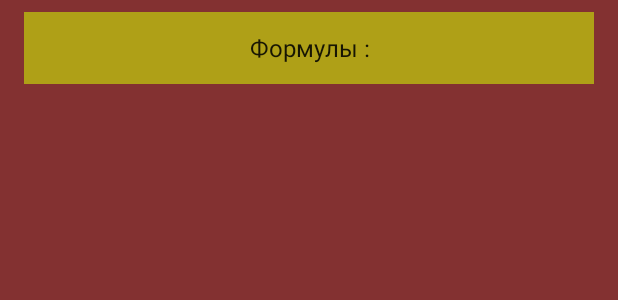
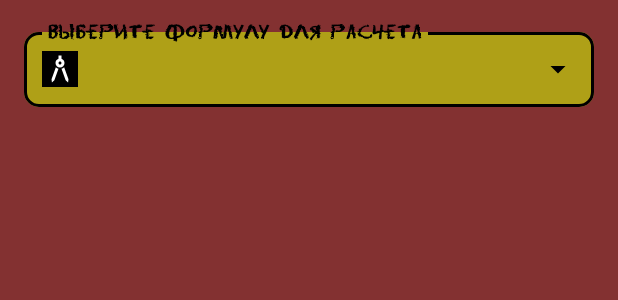
Before and after one commit to azimuton/NewSewingWorkshop, an Android app: the layout activity_formuls.xml on its own in the app's theme, with its tools: preview values and no code run, on a phone screen of 412 x 824 dp. Shown: the top 300 px of the screen. Run offline under Robolectric (Android 15) with nearby library versions, the phone set to English and light mode, and no system bars.

Commit message:
added text input layout in formuls activity

```diff
--- a/app/src/main/java/com/example/newsewingworkshop/FormulsActivity.kt
+++ b/app/src/main/java/com/example/newsewingworkshop/FormulsActivity.kt
@@ -6,6 +6,7 @@ import android.view.View
 import android.view.animation.Animation
 import android.view.animation.AnimationUtils
 import android.widget.AdapterView
+import android.widget.ArrayAdapter
 import androidx.appcompat.app.AppCompatActivity
 import com.example.newsewingworkshop.fragments.formuls.*
 import kotlinx.android.synthetic.main.activity_formuls.*
@@ -17,10 +18,93 @@ class MainActivity2 : AppCompatActivity() {
         setContentView(R.layout.activity_formuls)
 
 
-        spinnerFormuls.onItemSelectedListener = object : AdapterView.OnItemSelectedListener {
-            override fun onItemSelected(
+//        spinnerFormuls.onItemSelectedListener = object : AdapterView.OnItemSelectedListener {
+//            override fun onItemSelected(
+//                parent: AdapterView<*>?,
+//                view: View,
+//                position: Int,
+//                id: Long
+//            ) {
+//                when (position) {
+//                    0 ->{ supportFragmentManager
+//                        .beginTransaction()
+//                        .replace(R.id.flFormuls, EmptyFragment.newInstance("a", "aa"))
+//                        .commit()
+//                        animate()}
+//                    1 -> { supportFragmentManager
+//                        .beginTransaction()
+//                        .replace(R.id.flFormuls, SolnceFragment.newInstance("a", "aa"))
+//                        .commit()
+//                        animate()}
+//                    2 -> { supportFragmentManager
+//                        .beginTransaction()
+//                        .replace(R.id.flFormuls, KolokolFragment.newInstance("a", "aa"))
+//                        .commit()
+//                        animate()}
+//                    3 -> {supportFragmentManager
+//                        .beginTransaction()
+//                        .replace(R.id.flFormuls, KlinFragment.newInstance("a", "aa"))
+//                        .commit()
+//                        animate()}
+//                    4 -> {supportFragmentManager
+//                        .beginTransaction()
+//                        .replace(R.id.flFormuls, PoluSolnceFragment.newInstance("a", "aa"))
+//                        .commit()
+//                        animate()}
+//                    5 -> {supportFragmentManager
+//                        .beginTransaction()
+//                        .replace(R.id.flFormuls, Ubka3_4SolnceFragment.newInstance("a", "aa"))
+//                        .commit()
+//                        animate()}
+//                    6 -> {supportFragmentManager
+//                        .beginTransaction()
+//                        .replace(R.id.flFormuls, VitochkaFragment.newInstance("a", "aa"))
+//                        .commit()
+//                        animate()}
+//                    7 -> {supportFragmentManager
+//                        .beginTransaction()
+//                        .replace(R.id.flFormuls, RastvorFragment.newInstance("a", "aa"))
+//                        .commit()
+//                        animate()
+//                    }
+//                }
+//            }
+//            override fun onNothingSelected(parent: AdapterView<*>?) {
+//                // can leave this empty
+//            }
+//        }
+    }
+
+    override fun onBackPressed() {
+        super.onBackPressed()
+        val intent = Intent(this, MainActivity::class.java)
+        startActivity(intent)
+        overridePendingTransition(0, R.anim.open_activity)
+        finish()
+    }
+
+    fun animate(){
+        val sunRiseAnimation: Animation = AnimationUtils.loadAnimation(this, R.anim.alfaperehod)
+        flFormuls.startAnimation(sunRiseAnimation)
+    }
+    override fun onResume() {
+        super.onResume()
+        val formuls = resources.getStringArray(R.array.formuls)
+        val arrayAdapter = ArrayAdapter(this, R.layout.dropdown_item, formuls)
+        tietSpin.setAdapter(arrayAdapter)
+
+        tietSpin.onItemClickListener = object : AdapterView.OnItemSelectedListener,
+            AdapterView.OnItemClickListener {
+            override fun onItemSelected(parent: AdapterView<*>?, view: View, position: Int, id: Long) {
+
+            }
+            override fun onNothingSelected(parent: AdapterView<*>?) {
+                // can leave this empty
+            }
+
+            override fun onItemClick(
                 parent: AdapterView<*>?,
-                view: View,
+                view: View?,
                 position: Int,
                 id: Long
             ) {
@@ -68,52 +152,8 @@ class MainActivity2 : AppCompatActivity() {
                     }
                 }
             }
-            override fun onNothingSelected(parent: AdapterView<*>?) {
-                // can leave this empty
-            }
         }
     }
-
-    override fun onBackPressed() {
-        super.onBackPressed()
-        val intent = Intent(this, MainActivity::class.java)
-        startActivity(intent)
-        overridePendingTransition(0, R.anim.open_activity)
-        finish()
-    }
-
-    fun animate(){
-        val sunRiseAnimation: Animation = AnimationUtils.loadAnimation(this, R.anim.alfaperehod)
-        flFormuls.startAnimation(sunRiseAnimation)
-    }
-//    override fun onResume() {
-//        super.onResume()
-//        val formuls = resources.getStringArray(R.array.formuls)
-//        val arrayAdapter = ArrayAdapter(this, R.layout.dropdown_item, formuls)
-//        tietSpin.setAdapter(arrayAdapter)
-//
-//        tietSpin.onItemSelectedListener = object : AdapterView.OnItemSelectedListener{
-//            override fun onItemSelected(parent: AdapterView<*>?, view: View, position: Int, id: Long) {
-//                when (position) {
-//                    0 -> supportFragmentManager
-//                        .beginTransaction()
-//                        .replace(R.id.flFormuls, EmptyFragment.newInstance("a", "aa"))
-//                        .commit()
-//                    1 -> supportFragmentManager
-//                        .beginTransaction()
-//                        .replace(R.id.flFormuls, SolnceFragment.newInstance("a", "aa"))
-//                        .commit()
-//                    2 -> supportFragmentManager
-//                        .beginTransaction()
-//                        .replace(R.id.flFormuls, KolokolFragment.newInstance("a", "aa"))
-//                        .commit()
-//                }
-//            }
-//            override fun onNothingSelected(parent: AdapterView<*>?) {
-//                // can leave this empty
-//            }
-//        }
-//    }
 
 
 
--- a/app/src/main/res/layout/activity_formuls.xml
+++ b/app/src/main/res/layout/activity_formuls.xml
@@ -19,30 +19,45 @@
         app:layout_constraintBottom_toBottomOf="parent"
         app:layout_constraintEnd_toEndOf="parent"
         app:layout_constraintStart_toStartOf="parent"
-        app:layout_constraintTop_toBottomOf="@+id/spinnerFormuls">
+        app:layout_constraintTop_toBottomOf="@+id/textInputLayout">
 
     </FrameLayout>
 
-    <Spinner
-        android:id="@+id/spinnerFormuls"
-        style="@style/Widget.MaterialComponents.TextInputLayout.OutlinedBox"
+    <com.google.android.material.textfield.TextInputLayout
+        android:id="@+id/textInputLayout"
+        style="@style/Widget.MaterialComponents.TextInputLayout.OutlinedBox.ExposedDropdownMenu"
         android:layout_width="0dp"
-        android:layout_height="48dp"
-        android:layout_marginTop="8dp"
-        android:background="#AFA017"
-        android:clickable="true"
-        android:dropDownWidth="wrap_content"
-        android:dropDownSelector="@color/orange"
-        android:entries="@array/formuls"
-        android:fontFamily="@font/dserasercyr1"
-        android:minHeight="48dp"
-        android:spinnerMode="dropdown"
-        android:textAlignment="center"
-        android:textColor="@color/white"
-        android:textSize="20sp"
+        android:layout_height="55dp"
+        android:layout_marginTop="16dp"
+        app:boxBackgroundColor="@color/orange"
+        app:boxBackgroundMode="outline"
+        app:boxCornerRadiusBottomEnd="10dp"
+        app:boxCornerRadiusBottomStart="10dp"
+        app:boxCornerRadiusTopEnd="10dp"
+        app:boxCornerRadiusTopStart="10dp"
+        app:boxStrokeColor="@color/black"
+        app:boxStrokeWidth="2dp"
+        app:counterTextColor="@color/black"
+        app:endIconTint="@color/black"
+        app:hintTextColor="@color/black"
         app:layout_constraintEnd_toEndOf="@+id/flFormuls"
         app:layout_constraintStart_toStartOf="@+id/flFormuls"
         app:layout_constraintTop_toTopOf="parent"
-        tools:ignore="SpeakableTextPresentCheck" />
+        app:startIconDrawable="@drawable/ic_formuls"
+        app:startIconTint="@color/black"
+        app:startIconTintMode="screen">
+
+        <AutoCompleteTextView
+            android:id="@+id/tietSpin"
+            android:layout_width="match_parent"
+            android:layout_height="match_parent"
+            android:fontFamily="@font/dserasercyr1"
+            android:hint="Выберите формулу для расчета"
+            android:inputType="none"
+            android:textColor="@color/black"
+            android:textSize="12sp"
+            android:textStyle="bold"
+            tools:ignore="TouchTargetSizeCheck" />
+    </com.google.android.material.textfield.TextInputLayout>
 
 </androidx.constraintlayout.widget.ConstraintLayout>
```
